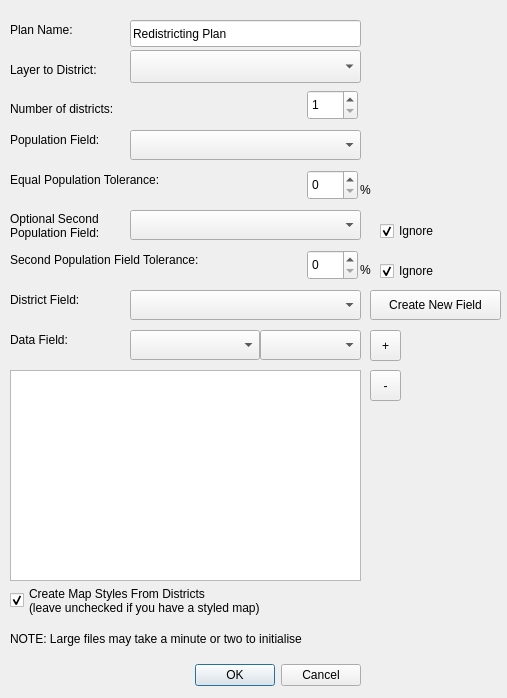
First picture: the form in StattoRedistrict_dlgparameter.ui, repository johnpholden/qgis3redistricter, before the edit.
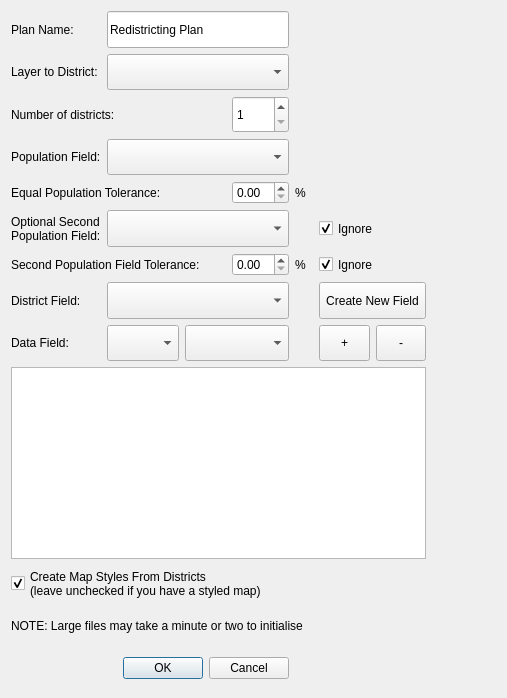
Second picture: the form after the edit.

Commit message: Floating percentages and Qt parameters layout

```diff
--- a/StattoRedistrict_dlgparameter.ui
+++ b/StattoRedistrict_dlgparameter.ui
@@ -10,431 +10,411 @@
     <height>698</height>
    </rect>
   </property>
+  <property name="sizePolicy">
+   <sizepolicy hsizetype="Expanding" vsizetype="Expanding">
+    <horstretch>0</horstretch>
+    <verstretch>0</verstretch>
+   </sizepolicy>
+  </property>
   <property name="windowTitle">
    <string>Redistricting Parameters</string>
   </property>
-  <widget class="QDialogButtonBox" name="boxButton">
-   <property name="geometry">
-    <rect>
-     <x>20</x>
-     <y>660</y>
-     <width>341</width>
-     <height>30</height>
-    </rect>
-   </property>
-   <property name="orientation">
-    <enum>Qt::Horizontal</enum>
-   </property>
-   <property name="standardButtons">
-    <set>QDialogButtonBox::Cancel|QDialogButtonBox::Ok</set>
-   </property>
-  </widget>
-  <widget class="QComboBox" name="cmbActiveLayer">
-   <property name="geometry">
-    <rect>
-     <x>130</x>
-     <y>50</y>
-     <width>231</width>
-     <height>33</height>
-    </rect>
-   </property>
-  </widget>
-  <widget class="QSpinBox" name="inpDistricts">
-   <property name="geometry">
-    <rect>
-     <x>307</x>
-     <y>90</y>
-     <width>51</width>
-     <height>30</height>
-    </rect>
-   </property>
-   <property name="minimum">
-    <number>1</number>
-   </property>
-   <property name="maximum">
-    <number>999</number>
-   </property>
-  </widget>
-  <widget class="QComboBox" name="cmbPopField">
-   <property name="geometry">
-    <rect>
-     <x>130</x>
-     <y>130</y>
-     <width>231</width>
-     <height>30</height>
-    </rect>
-   </property>
-  </widget>
-  <widget class="QComboBox" name="cmbDistField">
-   <property name="geometry">
-    <rect>
-     <x>130</x>
-     <y>290</y>
-     <width>231</width>
-     <height>30</height>
-    </rect>
-   </property>
-  </widget>
-  <widget class="QLabel" name="label">
-   <property name="geometry">
-    <rect>
-     <x>10</x>
-     <y>100</y>
-     <width>231</width>
-     <height>17</height>
-    </rect>
-   </property>
-   <property name="text">
-    <string>Number of districts:</string>
-   </property>
-  </widget>
-  <widget class="QLabel" name="label_2">
-   <property name="geometry">
-    <rect>
-     <x>10</x>
-     <y>130</y>
-     <width>121</width>
-     <height>20</height>
-    </rect>
-   </property>
-   <property name="text">
-    <string>Population Field:</string>
-   </property>
-  </widget>
-  <widget class="QLabel" name="label_3">
-   <property name="geometry">
-    <rect>
-     <x>10</x>
-     <y>290</y>
-     <width>121</width>
-     <height>20</height>
-    </rect>
-   </property>
-   <property name="text">
-    <string>District Field:</string>
-   </property>
-  </widget>
-  <widget class="QLabel" name="label_4">
-   <property name="geometry">
-    <rect>
-     <x>10</x>
-     <y>60</y>
-     <width>130</width>
-     <height>20</height>
-    </rect>
-   </property>
-   <property name="text">
-    <string>Layer to District:</string>
-   </property>
-   <property name="textFormat">
-    <enum>Qt::PlainText</enum>
-   </property>
-  </widget>
-  <widget class="QCheckBox" name="chkStyleMap">
-   <property name="geometry">
-    <rect>
-     <x>10</x>
-     <y>580</y>
-     <width>351</width>
-     <height>41</height>
-    </rect>
-   </property>
-   <property name="text">
-    <string>Create Map Styles From Districts
+  <layout class="QGridLayout" name="gridLayout">
+   <item row="6" column="5">
+    <widget class="QLabel" name="label_11">
+     <property name="sizePolicy">
+      <sizepolicy hsizetype="Preferred" vsizetype="Preferred">
+       <horstretch>0</horstretch>
+       <verstretch>0</verstretch>
+      </sizepolicy>
+     </property>
+     <property name="text">
+      <string>%</string>
+     </property>
+    </widget>
+   </item>
+   <item row="7" column="6">
+    <widget class="QToolButton" name="btnCreateNewField">
+     <property name="enabled">
+      <bool>true</bool>
+     </property>
+     <property name="sizePolicy">
+      <sizepolicy hsizetype="Preferred" vsizetype="Preferred">
+       <horstretch>0</horstretch>
+       <verstretch>0</verstretch>
+      </sizepolicy>
+     </property>
+     <property name="text">
+      <string>Create New Field</string>
+     </property>
+    </widget>
+   </item>
+   <item row="9" column="0" colspan="7">
+    <widget class="QTableWidget" name="tblDataFields">
+     <property name="sizePolicy">
+      <sizepolicy hsizetype="Preferred" vsizetype="Preferred">
+       <horstretch>0</horstretch>
+       <verstretch>0</verstretch>
+      </sizepolicy>
+     </property>
+     <property name="selectionMode">
+      <enum>QAbstractItemView::SingleSelection</enum>
+     </property>
+     <property name="selectionBehavior">
+      <enum>QAbstractItemView::SelectRows</enum>
+     </property>
+     <property name="showGrid">
+      <bool>false</bool>
+     </property>
+     <attribute name="horizontalHeaderVisible">
+      <bool>false</bool>
+     </attribute>
+     <attribute name="verticalHeaderVisible">
+      <bool>false</bool>
+     </attribute>
+    </widget>
+   </item>
+   <item row="5" column="6">
+    <widget class="QCheckBox" name="chkIgnoreSecond">
+     <property name="sizePolicy">
+      <sizepolicy hsizetype="Preferred" vsizetype="Preferred">
+       <horstretch>0</horstretch>
+       <verstretch>0</verstretch>
+      </sizepolicy>
+     </property>
+     <property name="text">
+      <string>Ignore</string>
+     </property>
+     <property name="checked">
+      <bool>true</bool>
+     </property>
+    </widget>
+   </item>
+   <item row="8" column="6">
+    <layout class="QHBoxLayout" name="horizontalLayout">
+     <item>
+      <widget class="QToolButton" name="btnAddDataField">
+       <property name="sizePolicy">
+        <sizepolicy hsizetype="Preferred" vsizetype="Preferred">
+         <horstretch>0</horstretch>
+         <verstretch>0</verstretch>
+        </sizepolicy>
+       </property>
+       <property name="text">
+        <string>+</string>
+       </property>
+      </widget>
+     </item>
+     <item>
+      <widget class="QToolButton" name="btnRemoveDataField">
+       <property name="sizePolicy">
+        <sizepolicy hsizetype="Preferred" vsizetype="Preferred">
+         <horstretch>0</horstretch>
+         <verstretch>0</verstretch>
+        </sizepolicy>
+       </property>
+       <property name="text">
+        <string>-</string>
+       </property>
+      </widget>
+     </item>
+    </layout>
+   </item>
+   <item row="4" column="5">
+    <widget class="QLabel" name="label_8">
+     <property name="sizePolicy">
+      <sizepolicy hsizetype="Preferred" vsizetype="Preferred">
+       <horstretch>0</horstretch>
+       <verstretch>0</verstretch>
+      </sizepolicy>
+     </property>
+     <property name="text">
+      <string>%</string>
+     </property>
+    </widget>
+   </item>
+   <item row="3" column="1" colspan="4">
+    <widget class="QComboBox" name="cmbPopField">
+     <property name="sizePolicy">
+      <sizepolicy hsizetype="Preferred" vsizetype="Preferred">
+       <horstretch>0</horstretch>
+       <verstretch>0</verstretch>
+      </sizepolicy>
+     </property>
+    </widget>
+   </item>
+   <item row="4" column="0" colspan="3">
+    <widget class="QLabel" name="label_7">
+     <property name="sizePolicy">
+      <sizepolicy hsizetype="Preferred" vsizetype="Preferred">
+       <horstretch>0</horstretch>
+       <verstretch>0</verstretch>
+      </sizepolicy>
+     </property>
+     <property name="text">
+      <string>Equal Population Tolerance:</string>
+     </property>
+    </widget>
+   </item>
+   <item row="8" column="1">
+    <widget class="QComboBox" name="cmbDataField">
+     <property name="sizePolicy">
+      <sizepolicy hsizetype="Preferred" vsizetype="Preferred">
+       <horstretch>0</horstretch>
+       <verstretch>0</verstretch>
+      </sizepolicy>
+     </property>
+    </widget>
+   </item>
+   <item row="8" column="2" colspan="3">
+    <widget class="QComboBox" name="cmbDataType">
+     <property name="sizePolicy">
+      <sizepolicy hsizetype="Preferred" vsizetype="Preferred">
+       <horstretch>0</horstretch>
+       <verstretch>0</verstretch>
+      </sizepolicy>
+     </property>
+    </widget>
+   </item>
+   <item row="5" column="1" colspan="4">
+    <widget class="QComboBox" name="cmbPopField_2">
+     <property name="sizePolicy">
+      <sizepolicy hsizetype="Preferred" vsizetype="Preferred">
+       <horstretch>0</horstretch>
+       <verstretch>0</verstretch>
+      </sizepolicy>
+     </property>
+    </widget>
+   </item>
+   <item row="6" column="0" colspan="3">
+    <widget class="QLabel" name="label_10">
+     <property name="sizePolicy">
+      <sizepolicy hsizetype="Preferred" vsizetype="Preferred">
+       <horstretch>0</horstretch>
+       <verstretch>0</verstretch>
+      </sizepolicy>
+     </property>
+     <property name="text">
+      <string>Second Population Field Tolerance:</string>
+     </property>
+    </widget>
+   </item>
+   <item row="7" column="0">
+    <widget class="QLabel" name="label_3">
+     <property name="sizePolicy">
+      <sizepolicy hsizetype="Preferred" vsizetype="Preferred">
+       <horstretch>0</horstretch>
+       <verstretch>0</verstretch>
+      </sizepolicy>
+     </property>
+     <property name="text">
+      <string>District Field:</string>
+     </property>
+    </widget>
+   </item>
+   <item row="7" column="1" colspan="4">
+    <widget class="QComboBox" name="cmbDistField">
+     <property name="sizePolicy">
+      <sizepolicy hsizetype="Preferred" vsizetype="Preferred">
+       <horstretch>0</horstretch>
+       <verstretch>0</verstretch>
+      </sizepolicy>
+     </property>
+    </widget>
+   </item>
+   <item row="8" column="0">
+    <widget class="QLabel" name="label_5">
+     <property name="sizePolicy">
+      <sizepolicy hsizetype="Preferred" vsizetype="Preferred">
+       <horstretch>0</horstretch>
+       <verstretch>0</verstretch>
+      </sizepolicy>
+     </property>
+     <property name="text">
+      <string>Data Field:</string>
+     </property>
+    </widget>
+   </item>
+   <item row="10" column="0" colspan="5">
+    <widget class="QCheckBox" name="chkStyleMap">
+     <property name="sizePolicy">
+      <sizepolicy hsizetype="Preferred" vsizetype="Preferred">
+       <horstretch>0</horstretch>
+       <verstretch>0</verstretch>
+      </sizepolicy>
+     </property>
+     <property name="text">
+      <string>Create Map Styles From Districts
 (leave unchecked if you have a styled map)</string>
-   </property>
-   <property name="checked">
-    <bool>true</bool>
-   </property>
-  </widget>
-  <widget class="QComboBox" name="cmbDataField">
-   <property name="geometry">
-    <rect>
-     <x>130</x>
-     <y>330</y>
-     <width>130</width>
-     <height>30</height>
-    </rect>
-   </property>
-  </widget>
-  <widget class="QLabel" name="label_7">
-   <property name="geometry">
-    <rect>
-     <x>10</x>
-     <y>170</y>
-     <width>291</width>
-     <height>20</height>
-    </rect>
-   </property>
-   <property name="text">
-    <string>Equal Population Tolerance:</string>
-   </property>
-  </widget>
-  <widget class="QSpinBox" name="inpTolerance">
-   <property name="geometry">
-    <rect>
-     <x>307</x>
-     <y>170</y>
-     <width>51</width>
-     <height>30</height>
-    </rect>
-   </property>
-   <property name="minimum">
-    <number>0</number>
-   </property>
-   <property name="maximum">
-    <number>100</number>
-   </property>
-   <property name="value">
-    <number>0</number>
-   </property>
-  </widget>
-  <widget class="QLabel" name="label_8">
-   <property name="geometry">
-    <rect>
-     <x>360</x>
-     <y>180</y>
-     <width>16</width>
-     <height>20</height>
-    </rect>
-   </property>
-   <property name="text">
-    <string>%</string>
-   </property>
-  </widget>
-  <widget class="QComboBox" name="cmbDataType">
-   <property name="geometry">
-    <rect>
-     <x>260</x>
-     <y>330</y>
-     <width>101</width>
-     <height>30</height>
-    </rect>
-   </property>
-  </widget>
-  <widget class="QLabel" name="label_5">
-   <property name="geometry">
-    <rect>
-     <x>10</x>
-     <y>330</y>
-     <width>121</width>
-     <height>20</height>
-    </rect>
-   </property>
-   <property name="text">
-    <string>Data Field:</string>
-   </property>
-  </widget>
-  <widget class="QToolButton" name="btnAddDataField">
-   <property name="geometry">
-    <rect>
-     <x>370</x>
-     <y>330</y>
-     <width>31</width>
-     <height>31</height>
-    </rect>
-   </property>
-   <property name="text">
-    <string>+</string>
-   </property>
-  </widget>
-  <widget class="QToolButton" name="btnRemoveDataField">
-   <property name="geometry">
-    <rect>
-     <x>370</x>
-     <y>370</y>
-     <width>31</width>
-     <height>31</height>
-    </rect>
-   </property>
-   <property name="text">
-    <string>-</string>
-   </property>
-  </widget>
-  <widget class="QTableWidget" name="tblDataFields">
-   <property name="geometry">
-    <rect>
-     <x>10</x>
-     <y>370</y>
-     <width>351</width>
-     <height>211</height>
-    </rect>
-   </property>
-   <property name="selectionMode">
-    <enum>QAbstractItemView::SingleSelection</enum>
-   </property>
-   <property name="selectionBehavior">
-    <enum>QAbstractItemView::SelectRows</enum>
-   </property>
-   <property name="showGrid">
-    <bool>false</bool>
-   </property>
-   <attribute name="horizontalHeaderVisible">
-    <bool>false</bool>
-   </attribute>
-   <attribute name="verticalHeaderVisible">
-    <bool>false</bool>
-   </attribute>
-  </widget>
-  <widget class="QToolButton" name="btnCreateNewField">
-   <property name="enabled">
-    <bool>true</bool>
-   </property>
-   <property name="geometry">
-    <rect>
-     <x>370</x>
-     <y>290</y>
-     <width>131</width>
-     <height>30</height>
-    </rect>
-   </property>
-   <property name="text">
-    <string>Create New Field</string>
-   </property>
-  </widget>
-  <widget class="QLabel" name="label_9">
-   <property name="geometry">
-    <rect>
-     <x>10</x>
-     <y>630</y>
-     <width>391</width>
-     <height>17</height>
-    </rect>
-   </property>
-   <property name="text">
-    <string>NOTE: Large files may take a minute or two to initialise</string>
-   </property>
-  </widget>
-  <widget class="QLabel" name="label_6">
-   <property name="geometry">
-    <rect>
-     <x>10</x>
-     <y>210</y>
-     <width>121</width>
-     <height>31</height>
-    </rect>
-   </property>
-   <property name="text">
-    <string>Optional Second
+     </property>
+     <property name="checked">
+      <bool>true</bool>
+     </property>
+    </widget>
+   </item>
+   <item row="11" column="0" colspan="10">
+    <widget class="QLabel" name="label_9">
+     <property name="sizePolicy">
+      <sizepolicy hsizetype="Preferred" vsizetype="Preferred">
+       <horstretch>0</horstretch>
+       <verstretch>0</verstretch>
+      </sizepolicy>
+     </property>
+     <property name="text">
+      <string>NOTE: Large files may take a minute or two to initialise</string>
+     </property>
+    </widget>
+   </item>
+   <item row="12" column="0" colspan="5">
+    <widget class="QDialogButtonBox" name="boxButton">
+     <property name="sizePolicy">
+      <sizepolicy hsizetype="Preferred" vsizetype="Preferred">
+       <horstretch>0</horstretch>
+       <verstretch>0</verstretch>
+      </sizepolicy>
+     </property>
+     <property name="orientation">
+      <enum>Qt::Horizontal</enum>
+     </property>
+     <property name="standardButtons">
+      <set>QDialogButtonBox::Cancel|QDialogButtonBox::Ok</set>
+     </property>
+    </widget>
+   </item>
+   <item row="0" column="0">
+    <widget class="QLabel" name="label_12">
+     <property name="sizePolicy">
+      <sizepolicy hsizetype="Preferred" vsizetype="Preferred">
+       <horstretch>0</horstretch>
+       <verstretch>0</verstretch>
+      </sizepolicy>
+     </property>
+     <property name="text">
+      <string>Plan Name:</string>
+     </property>
+     <property name="textFormat">
+      <enum>Qt::PlainText</enum>
+     </property>
+    </widget>
+   </item>
+   <item row="0" column="1" colspan="4">
+    <widget class="QLineEdit" name="inpPlanName">
+     <property name="sizePolicy">
+      <sizepolicy hsizetype="Preferred" vsizetype="Preferred">
+       <horstretch>0</horstretch>
+       <verstretch>0</verstretch>
+      </sizepolicy>
+     </property>
+     <property name="text">
+      <string>Redistricting Plan</string>
+     </property>
+    </widget>
+   </item>
+   <item row="5" column="0">
+    <widget class="QLabel" name="label_6">
+     <property name="sizePolicy">
+      <sizepolicy hsizetype="Preferred" vsizetype="Preferred">
+       <horstretch>0</horstretch>
+       <verstretch>0</verstretch>
+      </sizepolicy>
+     </property>
+     <property name="text">
+      <string>Optional Second
 Population Field:</string>
-   </property>
-  </widget>
-  <widget class="QSpinBox" name="inpTolerance_2">
-   <property name="geometry">
-    <rect>
-     <x>307</x>
-     <y>250</y>
-     <width>51</width>
-     <height>30</height>
-    </rect>
-   </property>
-   <property name="minimum">
-    <number>0</number>
-   </property>
-   <property name="maximum">
-    <number>100</number>
-   </property>
-   <property name="value">
-    <number>0</number>
-   </property>
-  </widget>
-  <widget class="QComboBox" name="cmbPopField_2">
-   <property name="geometry">
-    <rect>
-     <x>130</x>
-     <y>210</y>
-     <width>231</width>
-     <height>30</height>
-    </rect>
-   </property>
-  </widget>
-  <widget class="QLabel" name="label_10">
-   <property name="geometry">
-    <rect>
-     <x>10</x>
-     <y>250</y>
-     <width>291</width>
-     <height>20</height>
-    </rect>
-   </property>
-   <property name="text">
-    <string>Second Population Field Tolerance:</string>
-   </property>
-  </widget>
-  <widget class="QLabel" name="label_11">
-   <property name="geometry">
-    <rect>
-     <x>360</x>
-     <y>260</y>
-     <width>16</width>
-     <height>20</height>
-    </rect>
-   </property>
-   <property name="text">
-    <string>%</string>
-   </property>
-  </widget>
-  <widget class="QLabel" name="label_12">
-   <property name="geometry">
-    <rect>
-     <x>10</x>
-     <y>20</y>
-     <width>130</width>
-     <height>20</height>
-    </rect>
-   </property>
-   <property name="text">
-    <string>Plan Name:</string>
-   </property>
-   <property name="textFormat">
-    <enum>Qt::PlainText</enum>
-   </property>
-  </widget>
-  <widget class="QLineEdit" name="inpPlanName">
-   <property name="geometry">
-    <rect>
-     <x>130</x>
-     <y>20</y>
-     <width>231</width>
-     <height>27</height>
-    </rect>
-   </property>
-   <property name="text">
-    <string>Redistricting Plan</string>
-   </property>
-  </widget>
-  <widget class="QCheckBox" name="chkIgnoreSecondTolerance">
-   <property name="geometry">
-    <rect>
-     <x>380</x>
-     <y>260</y>
-     <width>131</width>
-     <height>22</height>
-    </rect>
-   </property>
-   <property name="text">
-    <string>Ignore</string>
-   </property>
-   <property name="checked">
-    <bool>true</bool>
-   </property>
-  </widget>
-  <widget class="QCheckBox" name="chkIgnoreSecond">
-   <property name="geometry">
-    <rect>
-     <x>380</x>
-     <y>220</y>
-     <width>131</width>
-     <height>22</height>
-    </rect>
-   </property>
-   <property name="text">
-    <string>Ignore</string>
-   </property>
-   <property name="checked">
-    <bool>true</bool>
-   </property>
-  </widget>
+     </property>
+    </widget>
+   </item>
+   <item row="1" column="0">
+    <widget class="QLabel" name="label_4">
+     <property name="sizePolicy">
+      <sizepolicy hsizetype="Preferred" vsizetype="Preferred">
+       <horstretch>0</horstretch>
+       <verstretch>0</verstretch>
+      </sizepolicy>
+     </property>
+     <property name="text">
+      <string>Layer to District:</string>
+     </property>
+     <property name="textFormat">
+      <enum>Qt::PlainText</enum>
+     </property>
+    </widget>
+   </item>
+   <item row="1" column="1" colspan="4">
+    <widget class="QComboBox" name="cmbActiveLayer">
+     <property name="sizePolicy">
+      <sizepolicy hsizetype="Preferred" vsizetype="Preferred">
+       <horstretch>0</horstretch>
+       <verstretch>0</verstretch>
+      </sizepolicy>
+     </property>
+    </widget>
+   </item>
+   <item row="2" column="0" colspan="2">
+    <widget class="QLabel" name="label">
+     <property name="sizePolicy">
+      <sizepolicy hsizetype="Preferred" vsizetype="Preferred">
+       <horstretch>0</horstretch>
+       <verstretch>0</verstretch>
+      </sizepolicy>
+     </property>
+     <property name="text">
+      <string>Number of districts:</string>
+     </property>
+    </widget>
+   </item>
+   <item row="2" column="4">
+    <widget class="QSpinBox" name="inpDistricts">
+     <property name="sizePolicy">
+      <sizepolicy hsizetype="Preferred" vsizetype="Preferred">
+       <horstretch>0</horstretch>
+       <verstretch>0</verstretch>
+      </sizepolicy>
+     </property>
+     <property name="minimum">
+      <number>1</number>
+     </property>
+     <property name="maximum">
+      <number>999</number>
+     </property>
+    </widget>
+   </item>
+   <item row="3" column="0">
+    <widget class="QLabel" name="label_2">
+     <property name="sizePolicy">
+      <sizepolicy hsizetype="Preferred" vsizetype="Preferred">
+       <horstretch>0</horstretch>
+       <verstretch>0</verstretch>
+      </sizepolicy>
+     </property>
+     <property name="text">
+      <string>Population Field:</string>
+     </property>
+    </widget>
+   </item>
+   <item row="6" column="6">
+    <widget class="QCheckBox" name="chkIgnoreSecondTolerance">
+     <property name="sizePolicy">
+      <sizepolicy hsizetype="Preferred" vsizetype="Preferred">
+       <horstretch>0</horstretch>
+       <verstretch>0</verstretch>
+      </sizepolicy>
+     </property>
+     <property name="text">
+      <string>Ignore</string>
+     </property>
+     <property name="checked">
+      <bool>true</bool>
+     </property>
+    </widget>
+   </item>
+   <item row="4" column="4">
+    <widget class="QDoubleSpinBox" name="inpTolerance"/>
+   </item>
+   <item row="6" column="4">
+    <widget class="QDoubleSpinBox" name="inpTolerance_2"/>
+   </item>
+  </layout>
  </widget>
  <resources/>
  <connections>
```
Left out of the diff: 35 changed lines with no effect on the pictures. The commit also changes 1 other file.
